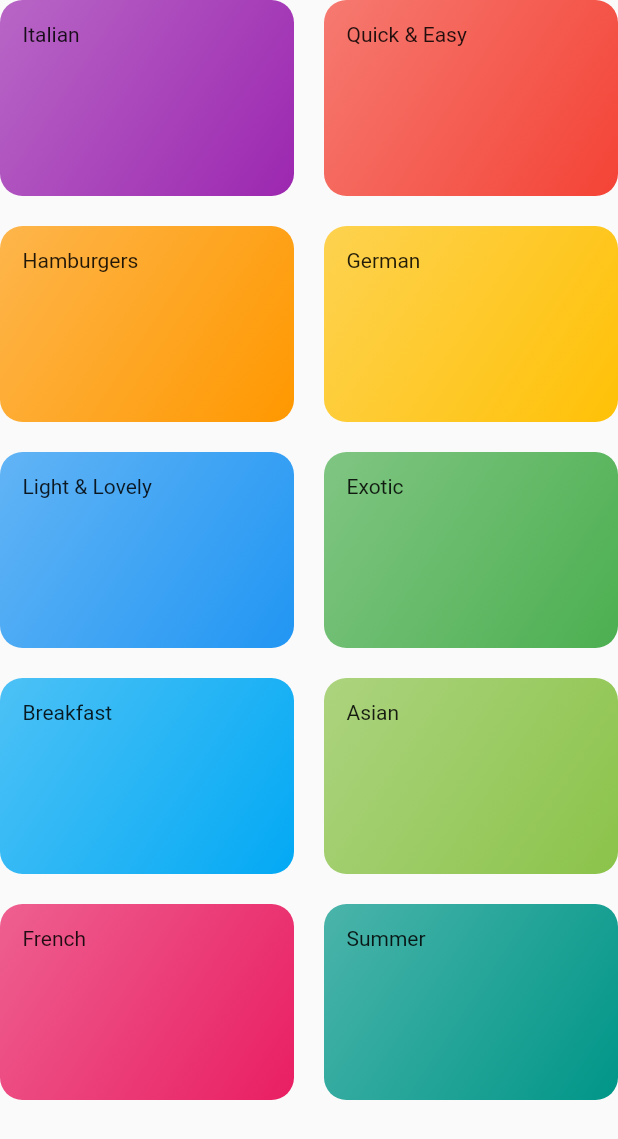
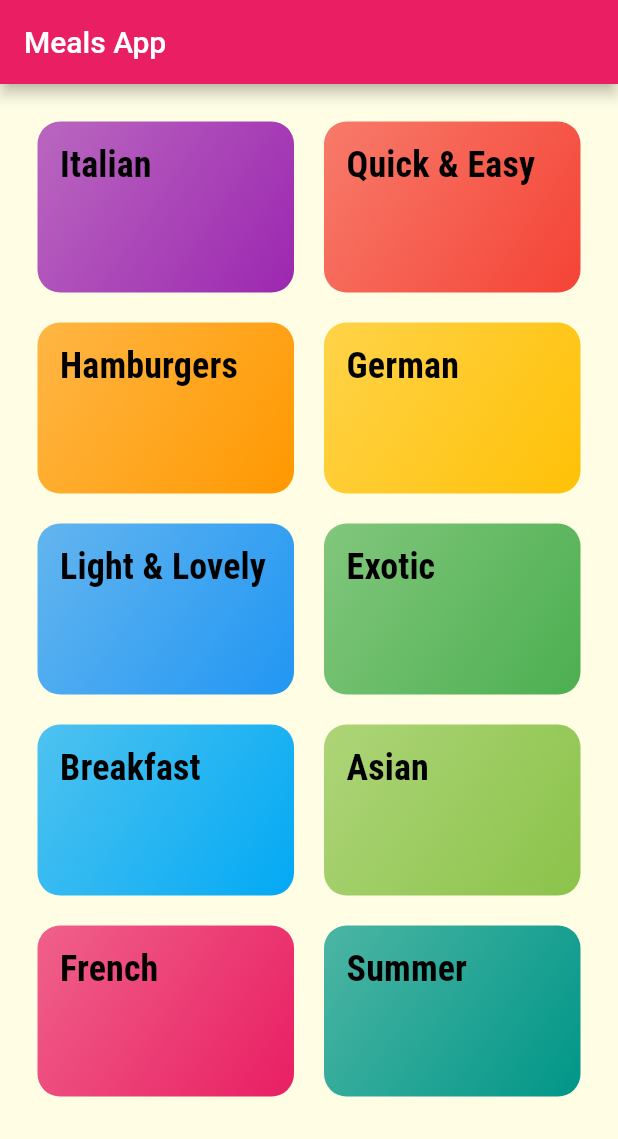
Before and after one commit to danthz2/udemy_meals_app, a Flutter app: the CategoriesScreen screen opened directly, on a phone screen of 412 x 824 dp. Shown: the top 1139 px of the screen. Run offline on Flutter 3.47's test engine with Material 2 defaults, Android fonts, the phone set to English and light mode, and no system bars.

Commit message:
add fonts, passing data dummy

```diff
--- a/lib/categories_screen.dart
+++ b/lib/categories_screen.dart
@@ -7,7 +7,10 @@
 
   @override
   Widget build(BuildContext context) {
-    return GridView(
+    return Scaffold(
+      appBar: AppBar(title: Text("Meals App")),
+      body: GridView(
+        padding: EdgeInsets.all(25),
         children: DUMMY_CATEGORIES
             .map((catData) => CategoryItem(
                   color: catData.color,
@@ -20,6 +23,7 @@
           crossAxisSpacing: 20,
           mainAxisSpacing: 20,
         ),
+      ),
     );
   }
 }
--- a/lib/category_item.dart
+++ b/lib/category_item.dart
@@ -10,7 +10,10 @@
   Widget build(BuildContext context) {
     return Container(
       padding: EdgeInsets.all(15),
-      child: Text(title),
+      child: Text(
+        title,
+        style: Theme.of(context).textTheme.titleSmall,
+      ),
       decoration: BoxDecoration(
         gradient: LinearGradient(
           colors: [
```
Also changed, not shown: lib/main.dart (+19 -23 lines), pubspec.yaml (+17 -6 lines), assets/fonts/Raleway-Black.ttf (added), assets/fonts/Raleway-Bold.ttf (added), assets/fonts/Raleway-Regular.ttf (added), assets/fonts/RobotoCondensed-Bold.ttf (added), assets/fonts/RobotoCondensed-Italic.ttf (added), assets/fonts/RobotoCondensed-Light.ttf (added), assets/fonts/RobotoCondensed-Regular.ttf (added). Lines whose indentation alone changed are shown as unchanged.
